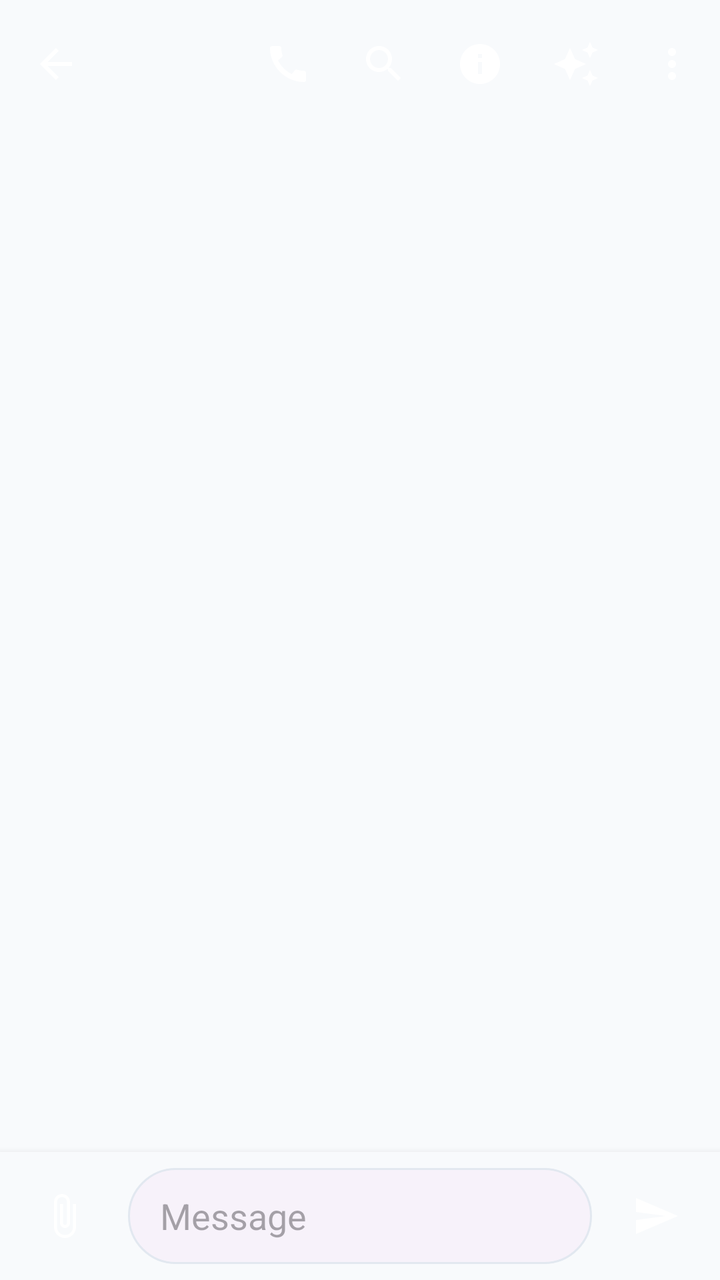
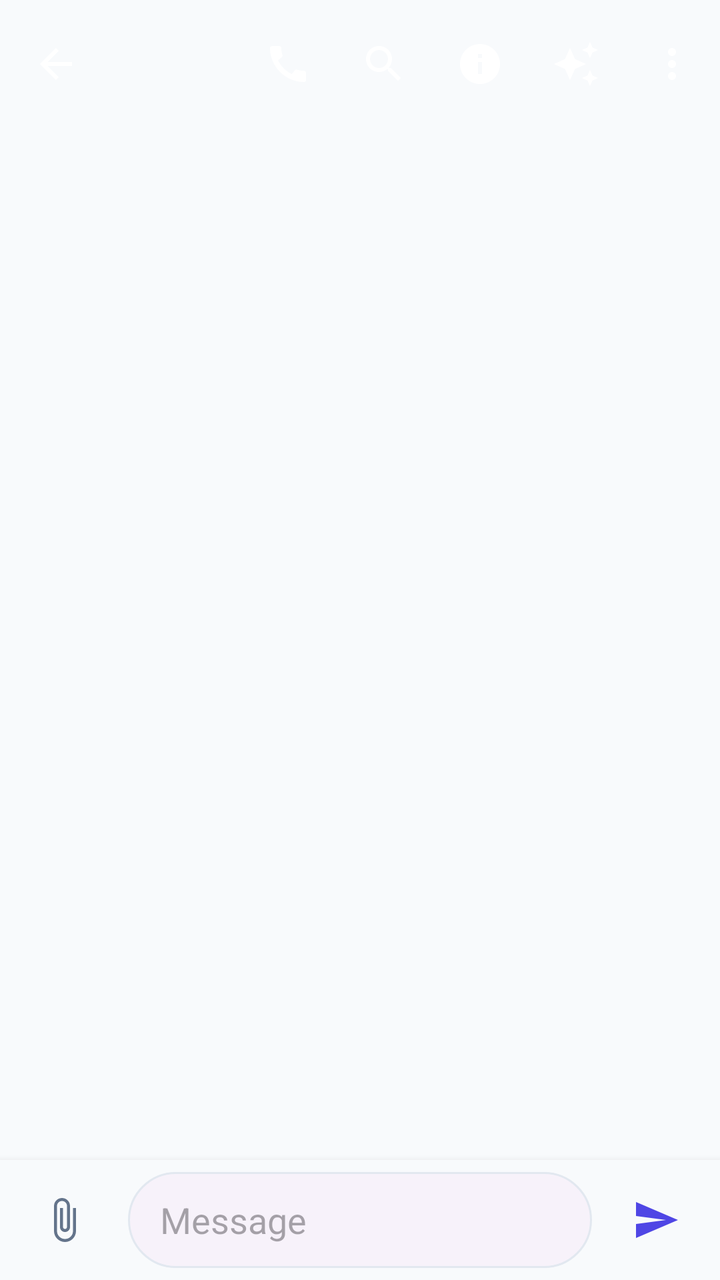

An Android layout rendered at two revisions. The XML below is the earlier revision; the diff shows what the commit changed to produce the second picture.
<!-- AndroidManifest.xml: application theme Theme.NexaChat -->
<!-- res/layout/fragment_chat.xml -->
<?xml version="1.0" encoding="utf-8"?>
<androidx.constraintlayout.widget.ConstraintLayout xmlns:android="http://schemas.android.com/apk/res/android"
    xmlns:app="http://schemas.android.com/apk/res-auto"
    android:id="@+id/chatRoot"
    android:layout_width="match_parent"
    android:layout_height="match_parent"
    android:background="?android:attr/colorBackground">

    <com.google.android.material.appbar.MaterialToolbar
        android:id="@+id/chatToolbar"
        android:layout_width="0dp"
        android:layout_height="?attr/actionBarSize"
        app:layout_constraintEnd_toStartOf="@id/chatToolbarActions"
        app:layout_constraintStart_toStartOf="parent"
        app:layout_constraintTop_toTopOf="parent"
        app:navigationContentDescription="@string/cd_back"
        app:navigationIcon="@drawable/ic_arrow_back" />

    <HorizontalScrollView
        android:id="@+id/chatToolbarActions"
        android:layout_width="wrap_content"
        android:layout_height="0dp"
        android:scrollbars="none"
        app:layout_constraintBottom_toBottomOf="@id/chatToolbar"
        app:layout_constraintEnd_toEndOf="parent"
        app:layout_constraintTop_toTopOf="@id/chatToolbar">
        <LinearLayout
            android:layout_width="wrap_content"
            android:layout_height="match_parent"
            android:gravity="center_vertical"
            android:orientation="horizontal">
            <ImageButton android:id="@+id/callButton" android:layout_width="@dimen/min_touch_target" android:layout_height="@dimen/min_touch_target" android:contentDescription="@string/cd_call" android:src="@drawable/ic_call" android:background="?attr/selectableItemBackgroundBorderless"/>
            <ImageButton android:id="@+id/searchInChatButton" android:layout_width="@dimen/min_touch_target" android:layout_height="@dimen/min_touch_target" android:contentDescription="@string/cd_search_in_chat" android:src="@drawable/ic_search" android:background="?attr/selectableItemBackgroundBorderless"/>
            <ImageButton android:id="@+id/infoButton" android:layout_width="@dimen/min_touch_target" android:layout_height="@dimen/min_touch_target" android:contentDescription="@string/cd_group_info" android:src="@drawable/ic_info" android:background="?attr/selectableItemBackgroundBorderless"/>
            <ImageButton android:id="@+id/summaryButton" android:layout_width="@dimen/min_touch_target" android:layout_height="@dimen/min_touch_target" android:contentDescription="@string/summary_title" android:src="@drawable/ic_auto_awesome" android:background="?attr/selectableItemBackgroundBorderless"/>
            <ImageButton android:id="@+id/moreButton" android:layout_width="@dimen/min_touch_target" android:layout_height="@dimen/min_touch_target" android:contentDescription="@string/action_more_options" android:src="@drawable/ic_more_vert" android:background="?attr/selectableItemBackgroundBorderless"/>
        </LinearLayout>
    </HorizontalScrollView>

    <include
        android:id="@+id/pinnedBanner"
        layout="@layout/include_chat_pinned_banner"
        android:layout_width="0dp"
        android:layout_height="wrap_content"
        app:layout_constraintEnd_toEndOf="parent"
        app:layout_constraintStart_toStartOf="parent"
        app:layout_constraintTop_toBottomOf="@id/chatToolbar" />

    <include
        android:id="@+id/replyEditBanner"
        layout="@layout/include_chat_reply_edit_banner"
        android:layout_width="0dp"
        android:layout_height="wrap_content"
        app:layout_constraintEnd_toEndOf="parent"
        app:layout_constraintStart_toStartOf="parent"
        app:layout_constraintTop_toBottomOf="@id/pinnedBanner" />

    <TextView
        android:id="@+id/unreadBanner"
        android:layout_width="0dp"
        android:layout_height="wrap_content"
        android:background="?attr/colorSecondaryContainer"
        android:gravity="center"
        android:minHeight="48dp"
        android:padding="@dimen/space_sm"
        android:textColor="?attr/colorOnSecondaryContainer"
        android:visibility="gone"
        app:layout_constraintEnd_toEndOf="parent"
        app:layout_constraintStart_toStartOf="parent"
        app:layout_constraintTop_toBottomOf="@id/replyEditBanner" />

    <LinearLayout
        android:id="@+id/chatSearchBar"
        android:layout_width="0dp"
        android:layout_height="wrap_content"
        android:orientation="horizontal"
        android:visibility="gone"
        app:layout_constraintEnd_toEndOf="parent"
        app:layout_constraintStart_toStartOf="parent"
        app:layout_constraintTop_toBottomOf="@id/unreadBanner">
        <com.google.android.material.textfield.TextInputEditText
            android:id="@+id/chatSearchInput"
            android:layout_width="0dp"
            android:layout_height="wrap_content"
            android:layout_weight="1"
            android:hint="@string/search_in_chat_placeholder"
            android:singleLine="true" />
        <ImageButton
            android:id="@+id/closeChatSearch"
            android:layout_width="@dimen/min_touch_target"
            android:layout_height="@dimen/min_touch_target"
            android:contentDescription="@string/cd_clear_search"
            android:src="@drawable/ic_close"
            android:background="?attr/selectableItemBackgroundBorderless" />
    </LinearLayout>

    <androidx.recyclerview.widget.RecyclerView
        android:id="@+id/messageList"
        android:layout_width="0dp"
        android:layout_height="0dp"
        android:clipToPadding="false"
        android:paddingHorizontal="@dimen/space_sm"
        android:paddingBottom="@dimen/space_sm"
        app:layout_constraintBottom_toTopOf="@id/composerBar"
        app:layout_constraintEnd_toEndOf="parent"
        app:layout_constraintStart_toStartOf="parent"
        app:layout_constraintTop_toBottomOf="@id/chatSearchBar" />

    <com.google.android.material.floatingactionbutton.FloatingActionButton
        android:id="@+id/scrollDownFab"
        android:layout_width="wrap_content"
        android:layout_height="wrap_content"
        android:layout_margin="@dimen/space_md"
        android:contentDescription="@string/cd_scroll_to_bottom"
        android:visibility="gone"
        app:layout_constraintBottom_toTopOf="@id/composerBar"
        app:layout_constraintEnd_toEndOf="parent"
        app:srcCompat="@drawable/ic_keyboard_arrow_down" />

    <include
        android:id="@+id/composerBar"
        layout="@layout/include_chat_composer_bar"
        android:layout_width="0dp"
        android:layout_height="wrap_content"
        app:layout_constraintBottom_toBottomOf="parent"
        app:layout_constraintEnd_toEndOf="parent"
        app:layout_constraintStart_toStartOf="parent" />

    <TextView
        android:id="@+id/chatError"
        android:layout_width="0dp"
        android:layout_height="wrap_content"
        android:paddingHorizontal="@dimen/space_md"
        android:paddingVertical="@dimen/space_xs"
        android:textColor="?attr/colorError"
        android:visibility="gone"
        app:layout_constraintBottom_toTopOf="@id/composerBar"
        app:layout_constraintEnd_toEndOf="parent"
        app:layout_constraintStart_toStartOf="parent" />

    <LinearLayout
        android:id="@+id/pendingAttachments"
        android:layout_width="0dp"
        android:layout_height="wrap_content"
        android:orientation="vertical"
        android:paddingHorizontal="@dimen/space_md"
        android:paddingVertical="@dimen/space_xs"
        android:visibility="gone"
        app:layout_constraintBottom_toTopOf="@id/chatError"
        app:layout_constraintEnd_toEndOf="parent"
        app:layout_constraintStart_toStartOf="parent" />

    <com.nexachat.core.ui.components.LoadingStateView android:id="@+id/loadingState" android:layout_width="0dp" android:layout_height="0dp" android:visibility="gone" app:layout_constraintBottom_toBottomOf="parent" app:layout_constraintEnd_toEndOf="parent" app:layout_constraintStart_toStartOf="parent" app:layout_constraintTop_toTopOf="parent"/>
    <com.nexachat.core.ui.components.ErrorStateView android:id="@+id/errorState" android:layout_width="0dp" android:layout_height="0dp" android:visibility="gone" app:layout_constraintBottom_toBottomOf="parent" app:layout_constraintEnd_toEndOf="parent" app:layout_constraintStart_toStartOf="parent" app:layout_constraintTop_toTopOf="parent"/>
</androidx.constraintlayout.widget.ConstraintLayout>
<!-- res/layout/include_chat_pinned_banner.xml (included above) -->
<?xml version="1.0" encoding="utf-8"?>
<LinearLayout xmlns:android="http://schemas.android.com/apk/res/android"
    android:id="@+id/pinnedRoot"
    android:layout_width="match_parent"
    android:layout_height="wrap_content"
    android:background="?attr/colorPrimaryContainer"
    android:gravity="center_vertical"
    android:orientation="horizontal"
    android:padding="@dimen/space_sm"
    android:visibility="gone">
    <ImageView android:layout_width="24dp" android:layout_height="24dp" android:contentDescription="@string/pinned_title" android:src="@drawable/ic_push_pin"/>
    <TextView android:id="@+id/pinnedText" android:layout_width="0dp" android:layout_height="wrap_content" android:layout_marginStart="@dimen/space_sm" android:layout_weight="1" android:ellipsize="end" android:maxLines="2"/>
</LinearLayout>
<!-- res/layout/include_chat_reply_edit_banner.xml (included above) -->
<?xml version="1.0" encoding="utf-8"?>
<LinearLayout xmlns:android="http://schemas.android.com/apk/res/android"
    android:id="@+id/replyEditRoot"
    android:layout_width="match_parent"
    android:layout_height="wrap_content"
    android:background="?attr/colorSurfaceContainerHigh"
    android:gravity="center_vertical"
    android:orientation="horizontal"
    android:padding="@dimen/space_sm"
    android:visibility="gone">
    <ImageView android:id="@+id/replyIcon" android:layout_width="24dp" android:layout_height="24dp" android:contentDescription="@string/action_reply" android:src="@drawable/ic_reply"/>
    <TextView android:id="@+id/replyPreview" android:layout_width="0dp" android:layout_height="wrap_content" android:layout_marginStart="@dimen/space_sm" android:layout_weight="1" android:ellipsize="end" android:maxLines="2"/>
    <ImageButton android:id="@+id/cancelReplyEdit" android:layout_width="@dimen/min_touch_target" android:layout_height="@dimen/min_touch_target" android:background="?attr/selectableItemBackgroundBorderless" android:contentDescription="@string/cd_cancel_reply" android:src="@drawable/ic_close"/>
</LinearLayout>
<!-- res/layout/include_chat_composer_bar.xml (included above) -->
<?xml version="1.0" encoding="utf-8"?>
<LinearLayout xmlns:android="http://schemas.android.com/apk/res/android"
    xmlns:app="http://schemas.android.com/apk/res-auto"
    android:id="@+id/composerRoot"
    android:layout_width="match_parent"
    android:layout_height="wrap_content"
    android:background="?attr/colorSurface"
    android:elevation="@dimen/elevation_level3"
    android:gravity="center_vertical"
    android:minHeight="@dimen/min_touch_target"
    android:orientation="horizontal"
    android:padding="@dimen/space_sm">

    <ImageButton
        android:id="@+id/attachButton"
        android:layout_width="@dimen/min_touch_target"
        android:layout_height="@dimen/min_touch_target"
        android:background="?attr/selectableItemBackgroundBorderless"
        android:contentDescription="@string/cd_attach"
        android:src="@drawable/ic_attach_file" />

    <com.google.android.material.textfield.TextInputEditText
        android:id="@+id/messageInput"
        android:layout_width="0dp"
        android:layout_height="wrap_content"
        android:layout_marginHorizontal="@dimen/space_sm"
        android:layout_weight="1"
        android:background="@drawable/bg_composer_pill"
        android:hint="@string/chat_input_hint"
        android:minHeight="@dimen/min_touch_target"
        android:paddingHorizontal="@dimen/space_md" />

    <ImageButton
        android:id="@+id/sendButton"
        android:layout_width="@dimen/min_touch_target"
        android:layout_height="@dimen/min_touch_target"
        android:background="?attr/selectableItemBackgroundBorderless"
        android:contentDescription="@string/cd_send"
        android:src="@drawable/ic_send" />
</LinearLayout>
<!-- resources referenced by this layout -->
<resources>
  <dimen name="elevation_level3">6dp</dimen>
  <dimen name="min_touch_target">48dp</dimen>
  <dimen name="space_md">16dp</dimen>
  <dimen name="space_sm">8dp</dimen>
  <dimen name="space_xs">4dp</dimen>
  <string name="action_more_options">More options</string>
  <string name="action_reply">Reply</string>
  <string name="cd_attach">Attach</string>
  <string name="cd_back">Back</string>
  <string name="cd_call">Call</string>
  <string name="cd_cancel_reply">Cancel reply</string>
  <string name="cd_clear_search">Clear search</string>
  <string name="cd_group_info">Group info</string>
  <string name="cd_scroll_to_bottom">Scroll to bottom</string>
  <string name="cd_search_in_chat">Search in chat</string>
  <string name="cd_send">Send</string>
  <string name="chat_input_hint">Message</string>
  <string name="pinned_title">Pinned</string>
  <string name="search_in_chat_placeholder">Search in conversation...</string>
  <string name="summary_title">Conversation summary</string>
  <style name="Theme.NexaChat" parent="Theme.NexaChat.Views" />
  <dimen name="corner_xl">24dp</dimen>
  <color name="colorPrimary">@color/brand_indigo</color>
  <color name="colorOnPrimary">#FFFFFFFF</color>
  <color name="colorPrimaryContainer">@color/brand_indigo_container</color>
  <color name="colorOnPrimaryContainer">@color/brand_on_indigo_container</color>
  <color name="colorSecondary">@color/slate_secondary</color>
  <color name="colorOnSecondary">#FFFFFFFF</color>
  <color name="colorSecondaryContainer">@color/slate_secondary_container</color>
  <color name="colorOnSecondaryContainer">@color/slate_on_secondary_container</color>
  <color name="colorTertiary">@color/tertiary_sky</color>
  <color name="colorOnTertiary">#FFFFFFFF</color>
  <color name="colorTertiaryContainer">@color/tertiary_sky_container</color>
  <color name="colorOnTertiaryContainer">@color/tertiary_on_sky_container</color>
  <color name="colorError">@color/error_red</color>
  <color name="colorOnError">#FFFFFFFF</color>
  <color name="colorErrorContainer">@color/error_container_light</color>
  <color name="colorOnErrorContainer">@color/on_error_container_light</color>
  <color name="colorBackground">@color/background_light</color>
  <color name="colorOnBackground">@color/text_primary_light</color>
  <color name="colorSurface">@color/surface_light</color>
  <color name="colorOnSurface">@color/text_primary_light</color>
  <color name="colorSurfaceVariant">@color/surface_variant_light</color>
  <color name="colorOnSurfaceVariant">@color/text_secondary_light</color>
  <color name="colorOutline">@color/slate_border</color>
  <color name="colorOutlineVariant">@color/slate_divider</color>
  <style name="TextAppearance.NexaChat.BodySmall" parent="TextAppearance.Material3.BodySmall" />
  <color name="brand_indigo">#FF4F46E5</color>
  <color name="brand_indigo_container">#FFE0E7FF</color>
  <color name="brand_on_indigo_container">#FF1E1B4B</color>
  <color name="slate_secondary">#FF505F76</color>
  <color name="slate_secondary_container">#FFD0E1FB</color>
  <color name="slate_on_secondary_container">#FF1D283A</color>
  <color name="tertiary_sky">#FF0EA5E9</color>
  <color name="tertiary_sky_container">#FFBAE6FD</color>
  <color name="tertiary_on_sky_container">#FF0369A1</color>
  <color name="error_red">#FFBA1A1A</color>
  <color name="error_container_light">#FFFFDAD6</color>
  <color name="on_error_container_light">#FF93000A</color>
  <color name="background_light">#FFF8FAFC</color>
  <color name="text_primary_light">#FF0F172A</color>
  <color name="surface_light">#FFF8FAFC</color>
  <color name="surface_variant_light">#FFE0E3E5</color>
  <color name="text_secondary_light">#FF64748B</color>
  <color name="slate_border">#FFCBD5E1</color>
  <color name="slate_divider">#FFE2E8F0</color>
  <dimen name="corner_sm">8dp</dimen>
  <dimen name="corner_md">12dp</dimen>
  <dimen name="corner_lg">16dp</dimen>
  <!-- unchanged entries left out for length: 29 -->
</resources>

<!-- the commit's change to res/layout/fragment_chat.xml (unified diff, before → after) -->
@@ -20,6 +20,7 @@
         android:id="@+id/chatToolbarActions"
         android:layout_width="wrap_content"
         android:layout_height="0dp"
+        android:background="?attr/colorSurface"
         android:scrollbars="none"
         app:layout_constraintBottom_toBottomOf="@id/chatToolbar"
         app:layout_constraintEnd_toEndOf="parent"
@@ -194,7 +195,8 @@
     android:gravity="center_vertical"
     android:minHeight="@dimen/min_touch_target"
     android:orientation="horizontal"
-    android:padding="@dimen/space_sm">
+    android:paddingHorizontal="@dimen/space_sm"
+    android:paddingVertical="6dp">
 
     <ImageButton
         android:id="@+id/attachButton"
@@ -202,7 +204,8 @@
         android:layout_height="@dimen/min_touch_target"
         android:background="?attr/selectableItemBackgroundBorderless"
         android:contentDescription="@string/cd_attach"
-        android:src="@drawable/ic_attach_file" />
+        android:src="@drawable/ic_attach_file"
+        android:tint="?attr/colorOnSurfaceVariant" />
 
     <com.google.android.material.textfield.TextInputEditText
         android:id="@+id/messageInput"
@@ -212,8 +215,10 @@
         android:layout_weight="1"
         android:background="@drawable/bg_composer_pill"
         android:hint="@string/chat_input_hint"
+        android:maxLines="5"
         android:minHeight="@dimen/min_touch_target"
-        android:paddingHorizontal="@dimen/space_md" />
+        android:paddingHorizontal="16dp"
+        android:paddingVertical="10dp" />
 
     <ImageButton
         android:id="@+id/sendButton"
@@ -221,5 +226,6 @@
         android:layout_height="@dimen/min_touch_target"
         android:background="?attr/selectableItemBackgroundBorderless"
         android:contentDescription="@string/cd_send"
-        android:src="@drawable/ic_send" />
+        android:src="@drawable/ic_send"
+        android:tint="?attr/colorPrimary" />
 </LinearLayout>
